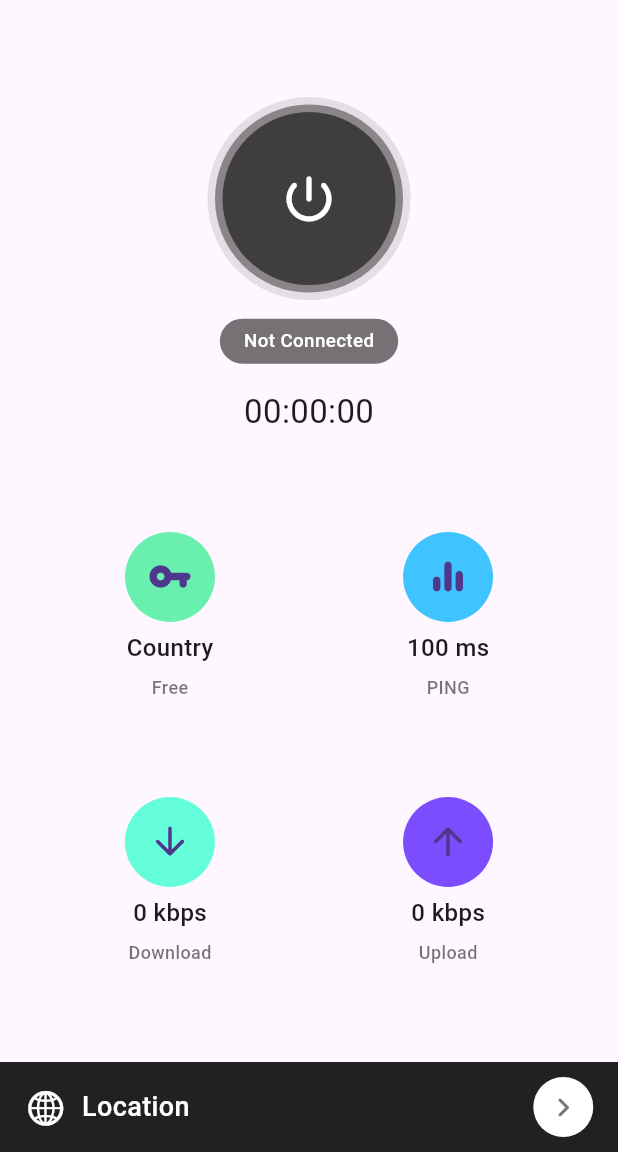
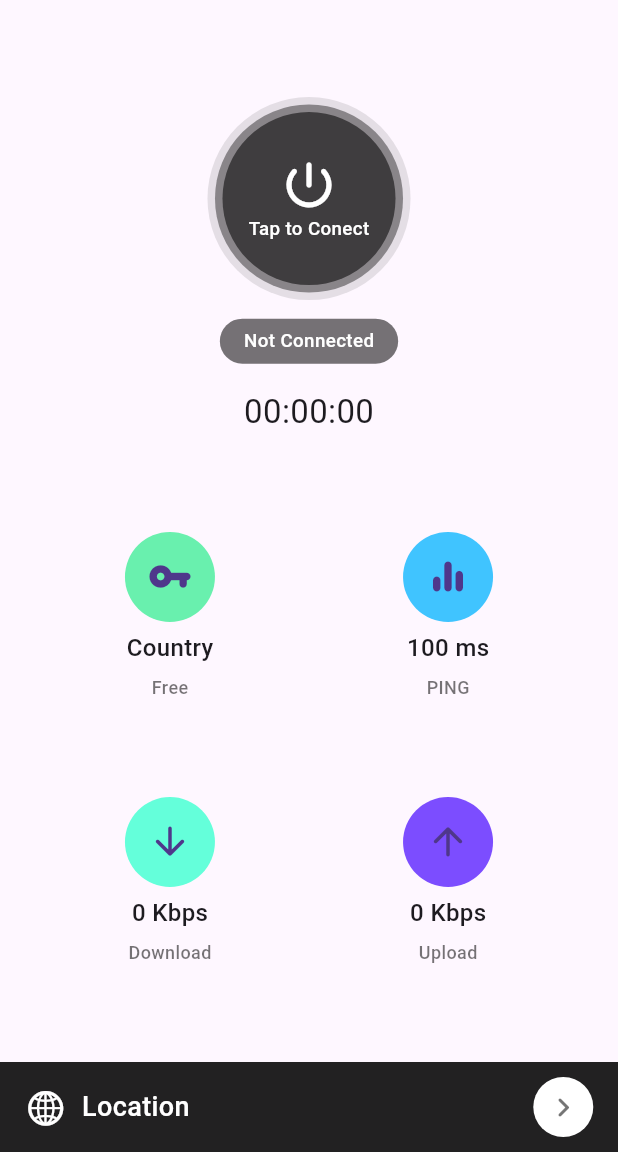
Before and after one commit to MuhammadAhmadSaaim/DASH-VPN-FLUTTER, a Flutter app: the screen it shows after launch, on a phone screen of 412 x 824 dp, the part 84-1236 px from its top. Run offline on Flutter 3.47's test engine with Material 3 defaults, Android fonts, the light colour scheme and no system bars; our stand-ins replace csv, get, lottie.

Commit message:
Added dynamic vpn connection logic and made home screen and location screen stateless

```diff
--- /dev/null
+++ b/lib/controllers/home_controller.dart
@@ -0,0 +1,43 @@
+import 'dart:convert';
+
+import 'package:get/get.dart';
+
+import '../models/vpn.dart';
+import '../models/vpn_config.dart';
+import '../services/vpn_engine.dart';
+
+class HomeController extends GetxController{
+  final Rx<Vpn>selectedVpn = Vpn.fromJson({}).obs;
+
+  final vpnState = VpnEngine.vpnDisconnected.obs;
+  final RxBool startTimer = false.obs;
+
+  void connectToVpn() {
+    if(selectedVpn.value.OpenVPNConfigDataBase64.isEmpty) return;
+
+    if (vpnState.value == VpnEngine.vpnDisconnected) {
+      final data = Base64Decoder().convert(selectedVpn.value.OpenVPNConfigDataBase64);
+      final config = Utf8Decoder().convert(data);
+      final vpnConfig = VpnConfig(country: selectedVpn.value.CountryLong, username: 'vpn', password: 'vpn', config: config);
+
+      ///Start if stage is disconnected
+      VpnEngine.startVpn(vpnConfig);
+      startTimer.value = true;
+    } else {
+      ///Stop if stage is "not" disconnected
+      startTimer.value = false;
+      VpnEngine.stopVpn();
+    }
+  }
+
+  String get getButtonText{
+    switch(vpnState.value){
+      case VpnEngine.vpnDisconnected:
+        return "Tap to Conect";
+      case VpnEngine.vpnConnected:
+        return "Disconnect";
+      default:
+        return "Connecting...";
+    }
+  }
+}
--- a/lib/models/vpn.dart
+++ b/lib/models/vpn.dart
@@ -26,7 +26,7 @@ class Vpn {
     Speed = json['Speed'] ?? 0;
     CountryLong = json['CountryLong'] ?? '';
     CountryShort = json['CountryShort'] ?? '';
-    NumVpnSessions = json['NumVpnSessions'] ?? '';
+    NumVpnSessions = json['NumVpnSessions'] ?? 0;
     OpenVPNConfigDataBase64 = json['OpenVPN_ConfigData_Base64'] ?? '';
   }
 
--- a/lib/screens/home_screen.dart
+++ b/lib/screens/home_screen.dart
@@ -1,61 +1,28 @@
-import 'dart:developer';
 import 'package:flutter/cupertino.dart';
 import 'package:flutter/material.dart';
-import 'package:flutter/scheduler.dart';
-import 'package:flutter/services.dart' show rootBundle;
 import 'package:get/get.dart';
 import 'package:vpn_basic_project/screens/location_screen.dart';
 import 'package:vpn_basic_project/widgets/count_down_timer.dart';
 import 'package:vpn_basic_project/widgets/home_card.dart';
+import '../controllers/home_controller.dart';
 import '../main.dart';
-import '../models/vpn_config.dart';
 import '../models/vpn_status.dart';
 import '../services/vpn_engine.dart';
 
-class HomeScreen extends StatefulWidget {
-  @override
-  _HomeScreenState createState() => _HomeScreenState();
-}
+class HomeScreen extends StatelessWidget {
+  HomeScreen({super.key});
 
-class _HomeScreenState extends State<HomeScreen> {
-  String _vpnState = VpnEngine.vpnDisconnected;
-  List<VpnConfig> _listVpn = [];
-  VpnConfig? _selectedVpn;
-
-  RxBool _startTimer = false.obs;
+  final _controller = Get.put(HomeController());
 
   @override
-  void initState() {
-    super.initState();
+  Widget build(BuildContext context) {
 
     ///Add listener to update vpn state
     VpnEngine.vpnStageSnapshot().listen((event) {
-      setState(() => _vpnState = event);
+      _controller.vpnState.value = event;
     });
 
-    initVpn();
-  }
 
-  void initVpn() async {
-    //sample vpn config file (you can get more from https://www.vpngate.net/)
-    _listVpn.add(VpnConfig(
-        config: await rootBundle.loadString('assets/vpn/japan.ovpn'),
-        country: 'Japan',
-        username: 'vpn',
-        password: 'vpn'));
-
-    _listVpn.add(VpnConfig(
-        config: await rootBundle.loadString('assets/vpn/thailand.ovpn'),
-        country: 'Thailand',
-        username: 'vpn',
-        password: 'vpn'));
-
-    SchedulerBinding.instance.addPostFrameCallback(
-        (t) => setState(() => _selectedVpn = _listVpn.first));
-  }
-
-  @override
-  Widget build(BuildContext context) {
     return Scaffold(
       appBar: AppBar(
         title: Text('DASH'),
@@ -79,23 +46,31 @@ class _HomeScreenState extends State<HomeScreen> {
       ),
       bottomNavigationBar: changeLocation(),
       body: Column(mainAxisAlignment: MainAxisAlignment.spaceEvenly, children: [
-        vpnButton(),
-        Row(
+        Obx(() => vpnButton()),
+        Obx(
+          ()=> Row(
             mainAxisAlignment: MainAxisAlignment.center,
             children: [
               HomeCard(
-                title: "Country",
+                  title: _controller.selectedVpn.value.CountryLong.isEmpty
+                      ? 'Country'
+                      : _controller.selectedVpn.value.CountryLong,
                   subtitle: "Free",
                   icon: CircleAvatar(
-                  child: Icon(
+                    child: _controller.selectedVpn.value.CountryLong.isEmpty
+                        ? Icon(
                             Icons.vpn_key_rounded,
                             size: 30,
-                  ),
+                          )
+                        : null,
+                    backgroundImage: _controller.selectedVpn.value.CountryLong.isEmpty ? null :AssetImage('assets/flags/${_controller.selectedVpn.value.CountryShort.toLowerCase()}.png'),
                     radius: 30,
                     backgroundColor: Colors.greenAccent,
                   )),
               HomeCard(
-                title: "100 ms",
+                  title: _controller.selectedVpn.value.CountryLong.isEmpty
+                      ? '100 ms'
+                      : _controller.selectedVpn.value.Ping + " ms",
                   subtitle: "PING",
                   icon: CircleAvatar(
                     child: Icon(
@@ -107,11 +82,15 @@ class _HomeScreenState extends State<HomeScreen> {
                   )),
             ],
           ),
-        Row(
+        ),
+        StreamBuilder<VpnStatus?>(
+          initialData: VpnStatus(),
+          stream: VpnEngine.vpnStatusSnapshot(),
+          builder: (context, snapshot) => Row(
             mainAxisAlignment: MainAxisAlignment.center,
             children: [
               HomeCard(
-                title: "0 kbps",
+                  title: "${snapshot.data?.byteIn ?? "0 Kbps"}",
                   subtitle: "Download",
                   icon: CircleAvatar(
                     child: Icon(
@@ -122,7 +101,7 @@ class _HomeScreenState extends State<HomeScreen> {
                     backgroundColor: Colors.tealAccent,
                   )),
               HomeCard(
-                title: "0 kbps",
+                  title: "${snapshot.data?.byteOut ?? "0 Kbps"}",
                   subtitle: "Upload",
                   icon: CircleAvatar(
                     child: Icon(
@@ -133,22 +112,10 @@ class _HomeScreenState extends State<HomeScreen> {
                     backgroundColor: Colors.deepPurpleAccent,
                   )),
             ],
-        )
+          ),
+        ),
       ]),
     );
-  }
-
-  void _connectClick() {
-    ///Stop right here if user not select a vpn
-    if (_selectedVpn == null) return;
-
-    if (_vpnState == VpnEngine.vpnDisconnected) {
-      ///Start if stage is disconnected
-      VpnEngine.startVpn(_selectedVpn!);
-    } else {
-      ///Stop if stage is "not" disconnected
-      VpnEngine.stopVpn();
-    }
   }
 
   Widget vpnButton() => Column(
@@ -158,7 +125,7 @@ class _HomeScreenState extends State<HomeScreen> {
             child: InkWell(
               borderRadius: BorderRadius.circular(100),
               onTap: () {
-                _startTimer.value = !_startTimer.value;
+                _controller.connectToVpn();
               },
               child: Container(
                 padding: EdgeInsets.all((5)),
@@ -183,6 +150,14 @@ class _HomeScreenState extends State<HomeScreen> {
                           Icons.power_settings_new_rounded,
                           color: Colors.white,
                           size: 40,
+                        ),
+                        Text(
+                          _controller.getButtonText,
+                          style: TextStyle(
+                            fontSize: 12.5,
+                            color: Colors.white,
+                            fontWeight: FontWeight.w500,
+                          ),
                         )
                       ],
                     ),
@@ -198,14 +173,16 @@ class _HomeScreenState extends State<HomeScreen> {
             decoration: BoxDecoration(
                 color: Colors.black54, borderRadius: BorderRadius.circular(15)),
             child: Text(
-              "Not Connected",
+              _controller.vpnState.value == VpnEngine.vpnDisconnected
+                  ? "Not Connected"
+                  : _controller.vpnState.replaceAll('_', ' ').toUpperCase(),
               style: TextStyle(
                   fontSize: 12.5,
                   color: Colors.white,
                   fontWeight: FontWeight.w500),
             ),
           ),
-          Obx(()=>CountDownTimer(startTimer: _startTimer.value)),
+          Obx(() => CountDownTimer(startTimer: _controller.startTimer.value)),
         ],
       );
 
@@ -213,7 +190,7 @@ class _HomeScreenState extends State<HomeScreen> {
         child: Semantics(
           button: true,
           child: InkWell(
-            onTap: () => Get.to(()=> LocationScreen()),
+            onTap: () => Get.to(() => LocationScreen()),
             child: Container(
               padding: EdgeInsets.symmetric(horizontal: mq.width * .04),
               color: Colors.black87,
@@ -251,51 +228,3 @@ class _HomeScreenState extends State<HomeScreen> {
         ),
       );
 }
-
-/*Center(
-child: TextButton(
-style: TextButton.styleFrom(
-shape: StadiumBorder(),
-backgroundColor: Theme.of(context).primaryColor,
-),
-child: Text(
-_vpnState == VpnEngine.vpnDisconnected
-? 'Connect VPN'
-    : _vpnState.replaceAll("_", " ").toUpperCase(),
-style: TextStyle(color: Colors.white),
-),
-onPressed: _connectClick,
-),
-),
-StreamBuilder<VpnStatus?>(
-initialData: VpnStatus(),
-stream: VpnEngine.vpnStatusSnapshot(),
-builder: (context, snapshot) => Text(
-"${snapshot.data?.byteIn ?? ""}, ${snapshot.data?.byteOut ?? ""}",
-textAlign: TextAlign.center),
-),
-
-//sample vpn list
-Column(
-children: _listVpn
-    .map(
-(e) => ListTile(
-title: Text(e.country),
-leading: SizedBox(
-height: 20,
-width: 20,
-child: Center(
-child: _selectedVpn == e
-? CircleAvatar(
-backgroundColor: Colors.green)
-    : CircleAvatar(
-backgroundColor: Colors.grey)),
-),
-onTap: () {
-log("${e.country} is selected");
-setState(() => _selectedVpn = e);
-},
-),
-)
-.toList())
-*/
```
Also changed, not shown: lib/screens/location_screen.dart (+3 -20 lines), lib/widgets/vpn_card.dart (+14 -1 lines). Lines whose indentation alone changed are shown as unchanged.
